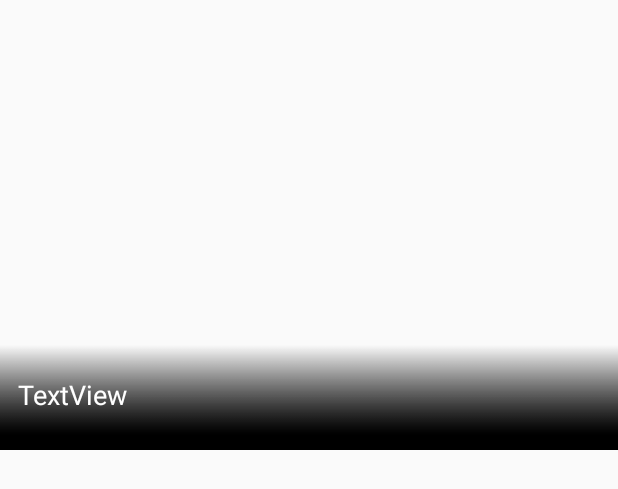
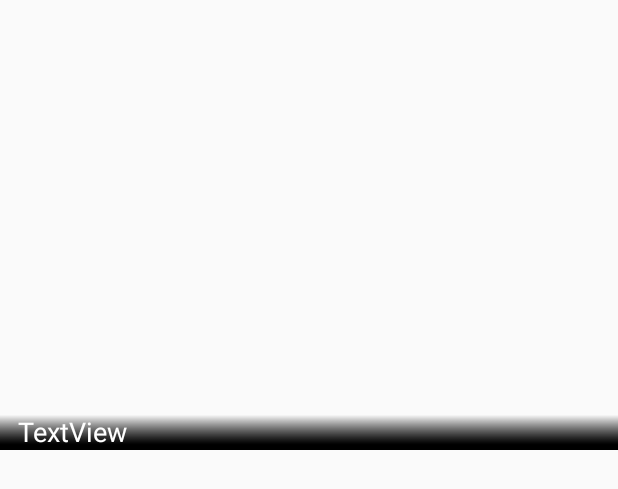
Before and after one commit to wenyuhang/Pandas, an Android app: the layout pandabroadcast_up_item.xml on its own in the app's theme, with its tools: preview values and no code run, on a phone screen of 412 x 824 dp. Shown: the top 489 px of the screen. Run offline under Robolectric (Android 15) with nearby library versions, the phone set to English and light mode, and no system bars.

Commit message:
王嘉辉第一次提交

```diff
--- a/app/src/main/res/layout/pandabroadcast_up_item.xml
+++ b/app/src/main/res/layout/pandabroadcast_up_item.xml
@@ -17,7 +17,7 @@
         android:layout_height="wrap_content"
         android:layout_alignParentBottom="true"
         android:layout_alignParentLeft="true"
-        android:background="@mipmap/pe_top_txt_bg"
+        android:background="@mipmap/pe_top_txt_bgg"
         android:layout_marginTop="5dp"
         android:gravity="center_vertical"
         android:orientation="vertical">
```
Also changed, not shown: app/src/main/res/mipmap-xxhdpi/pe_top_txt_bgg.png (renamed from app/src/main/res/mipmap-mdpi/pe_top_txt_bg.png).
